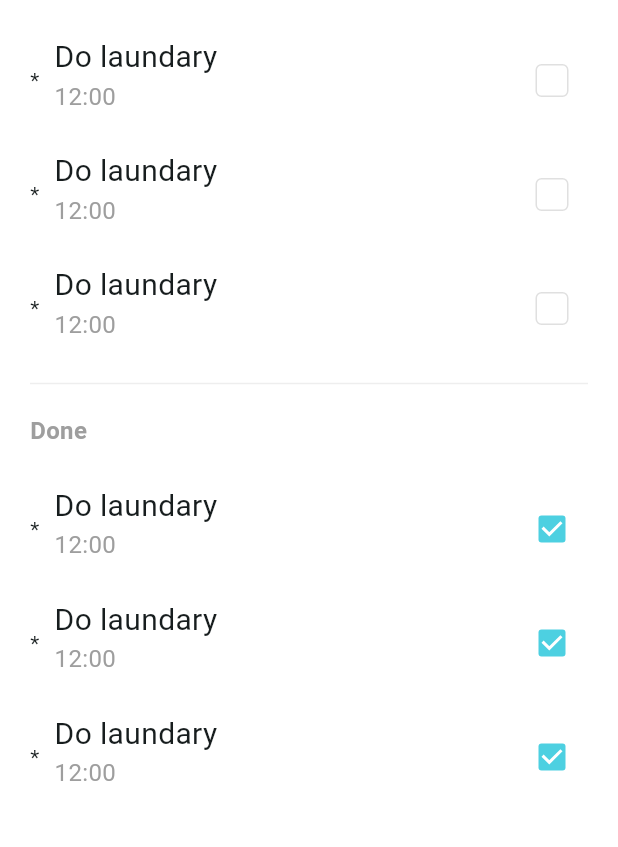
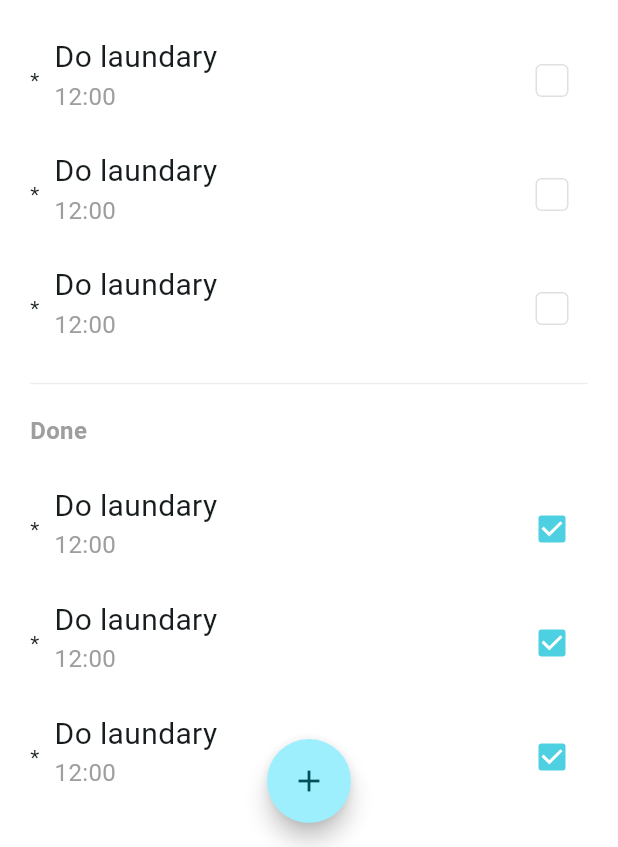
Before and after one commit to myozin-kyaw/flutter, a Flutter app: the TodoPage screen opened directly, on a phone screen of 412 x 824 dp, the part 389-1236 px from its top. Run offline on Flutter 3.47's test engine with Material 3 defaults, Android fonts, the light colour scheme and no system bars.

Commit message:
todo app adding floating btn

```diff
--- a/todo_app/lib/pages/todo_page.dart
+++ b/todo_app/lib/pages/todo_page.dart
@@ -27,6 +27,14 @@ class TodoPage extends StatelessWidget {
             ),
           ],
         ),
+      ),
+      floatingActionButtonLocation: FloatingActionButtonLocation.centerFloat,
+      floatingActionButton: FloatingActionButton(
+        onPressed: () {},
+        shape: RoundedRectangleBorder(
+          borderRadius: BorderRadius.circular(50),
+        ),
+        child: const Icon(Icons.add),
       ),
       backgroundColor: Colors.white,
       body: SafeArea(
```
